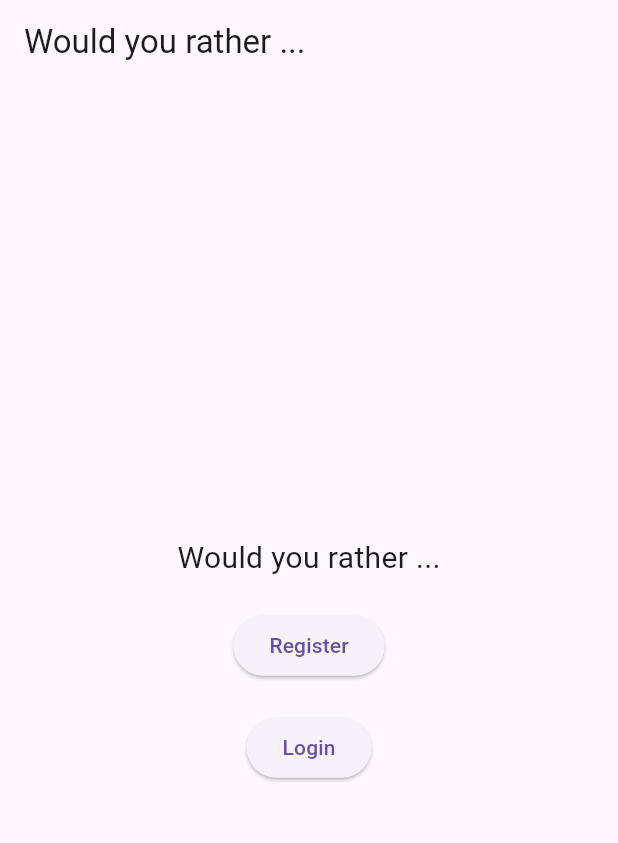
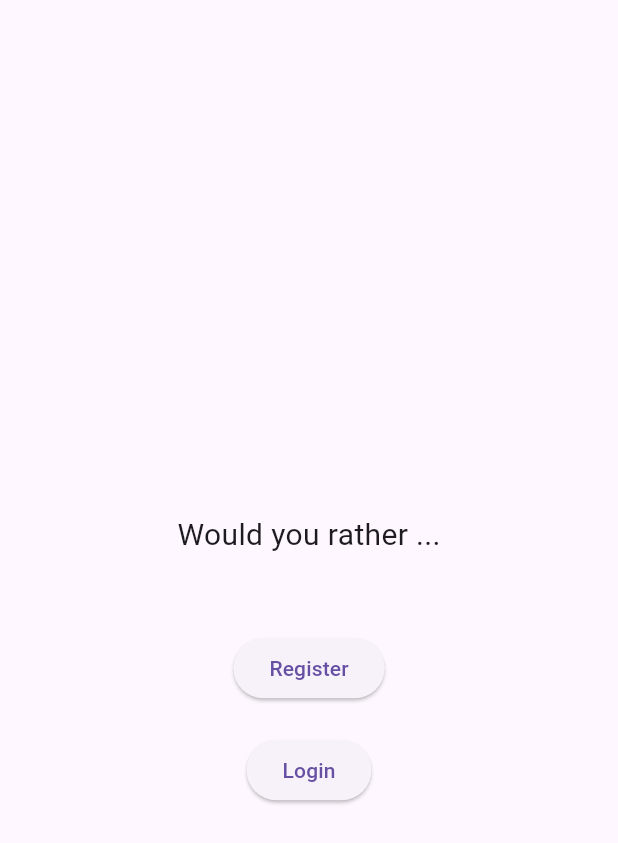
Before and after one commit to RayaneB75/multiplayer-wyr, a Flutter app: the screen it shows after launch, on a phone screen of 412 x 824 dp. Shown: the top 843 px of the screen. Run offline on Flutter 3.47's test engine with Material 2 defaults, Android fonts, the phone set to English and light mode, and no system bars.

```diff
--- /dev/null
+++ b/front/lib/api_calls.dart
@@ -0,0 +1 @@
+import 'package:http/http.dart' as http;
--- a/front/lib/main.dart
+++ b/front/lib/main.dart
@@ -18,7 +18,7 @@ class Home extends StatelessWidget {
   Widget build(BuildContext context) {
     return Scaffold(
       appBar: AppBar(
-        title: const Text('Would you rather ...'),
+        //title: const Text('Would you rather ...'),
       ),
       body: Center(
         child: Column(
@@ -30,7 +30,7 @@ class Home extends StatelessWidget {
               'Would you rather ...',
               style: TextStyle(fontSize: 20),
             ),
-            const SizedBox(height: 20),
+            const SizedBox(height: 50),
             ElevatedButton(
               child: const Text('Register'),
               onPressed: () {
--- a/front/pubspec.yaml
+++ b/front/pubspec.yaml
@@ -35,6 +35,7 @@ dependencies:
   # The following adds the Cupertino Icons font to your application.
   # Use with the CupertinoIcons class for iOS style icons.
   cupertino_icons: ^1.0.2
+  http: ^1.1.0
 
 dev_dependencies:
   flutter_test:
```
Also changed, not shown: front/pubspec.lock.
